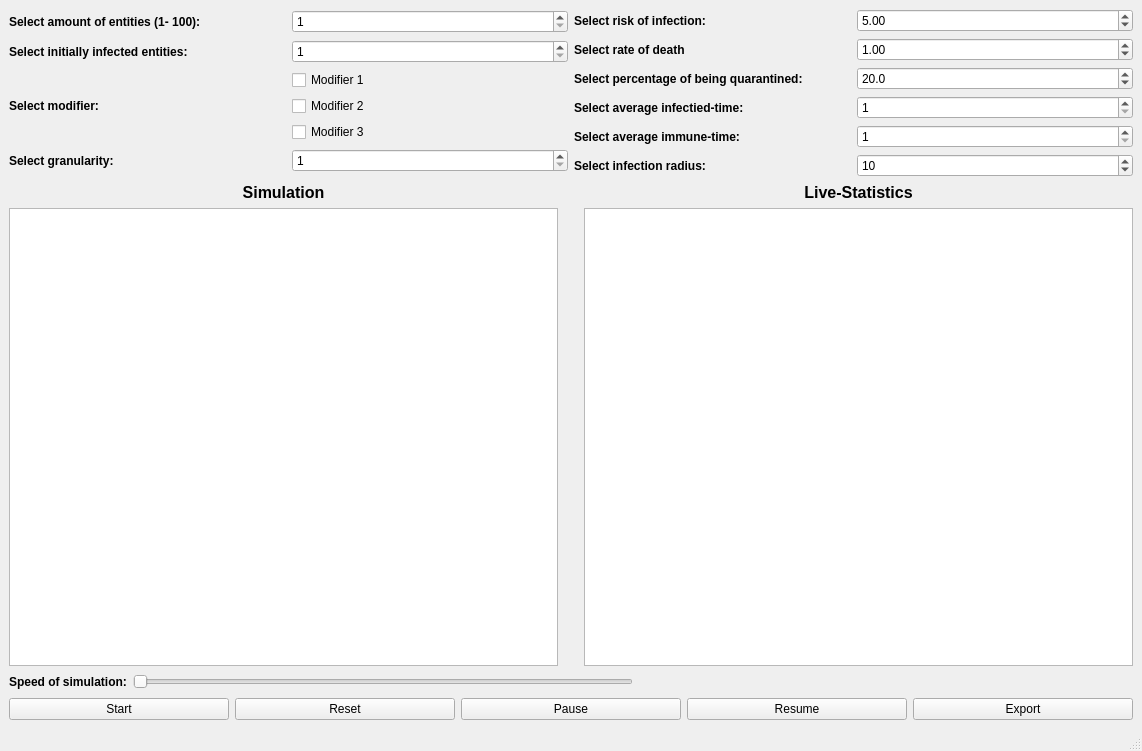
The window that resources/mainwindow.ui (JonasAdler/pandemic_simulator) describes before a commit, drawn with Qt 5.
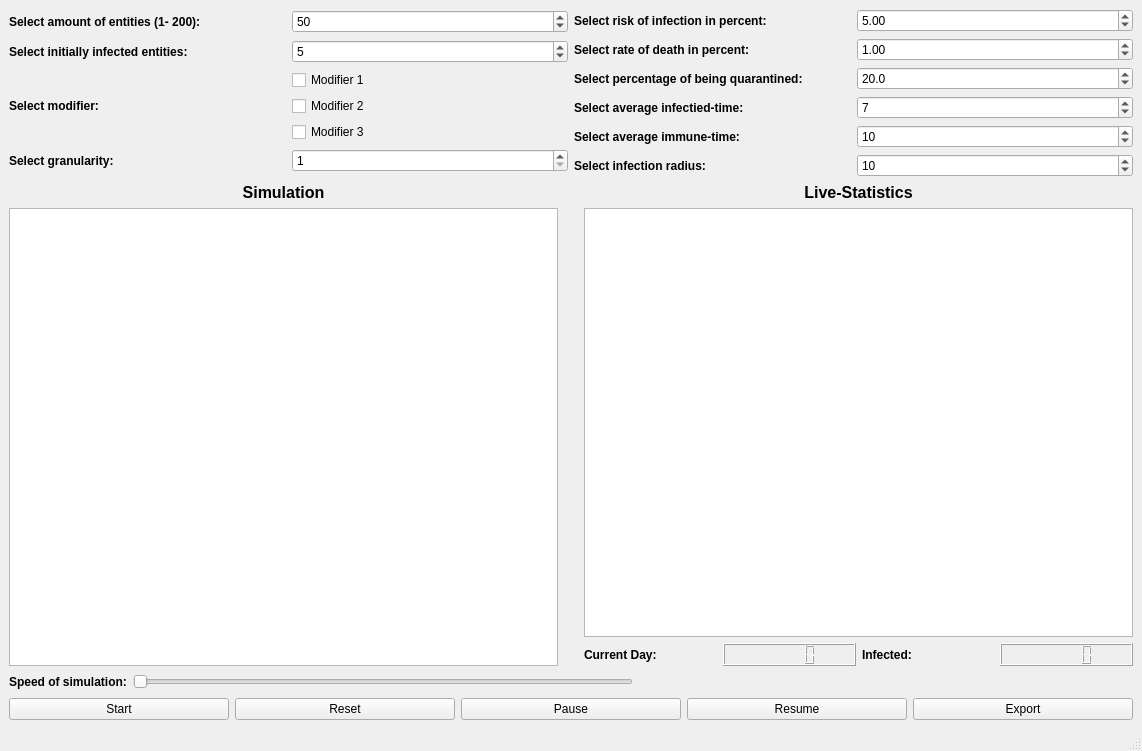
The same window after the commit.

Commit message:
Amount of particles and initially infected particles are changeable, risk of infection is interchangeable
Minor bug fixes

The edit to the form file:
```diff
--- a/resources/mainwindow.ui
+++ b/resources/mainwindow.ui
@@ -32,7 +32,7 @@
                </font>
               </property>
               <property name="text">
-               <string>Select amount of entities (1- 100): </string>
+               <string>Select amount of entities (1- 200): </string>
               </property>
              </widget>
             </item>
@@ -42,7 +42,10 @@
                <number>1</number>
               </property>
               <property name="maximum">
-               <number>100</number>
+               <number>200</number>
+              </property>
+              <property name="value">
+               <number>50</number>
               </property>
               <property name="displayIntegerBase">
                <number>10</number>
@@ -72,7 +75,10 @@
                <number>1</number>
               </property>
               <property name="maximum">
-               <number>100</number>
+               <number>200</number>
+              </property>
+              <property name="value">
+               <number>5</number>
               </property>
              </widget>
             </item>
@@ -170,7 +176,7 @@
                </font>
               </property>
               <property name="text">
-               <string>Select risk of infection: </string>
+               <string>Select risk of infection in percent: </string>
               </property>
              </widget>
             </item>
@@ -200,7 +206,7 @@
                </font>
               </property>
               <property name="text">
-               <string>Select rate of death</string>
+               <string>Select rate of death in percent:</string>
               </property>
              </widget>
             </item>
@@ -272,6 +278,9 @@
               <property name="maximum">
                <number>60</number>
               </property>
+              <property name="value">
+               <number>7</number>
+              </property>
              </widget>
             </item>
            </layout>
@@ -299,6 +308,9 @@
               <property name="maximum">
                <number>999</number>
               </property>
+              <property name="value">
+               <number>10</number>
+              </property>
              </widget>
             </item>
            </layout>
@@ -394,6 +406,62 @@
           <item>
            <widget class="QGraphicsView" name="graphicsView_3"/>
           </item>
+          <item>
+           <layout class="QHBoxLayout" name="horizontalLayout_12">
+            <item>
+             <widget class="QLabel" name="label_13">
+              <property name="font">
+               <font>
+                <weight>75</weight>
+                <bold>true</bold>
+               </font>
+              </property>
+              <property name="text">
+               <string>Current Day:</string>
+              </property>
+             </widget>
+            </item>
+            <item>
+             <widget class="QLCDNumber" name="daysPassedLCD">
+              <property name="font">
+               <font>
+                <pointsize>8</pointsize>
+                <weight>50</weight>
+                <bold>false</bold>
+               </font>
+              </property>
+              <property name="lineWidth">
+               <number>1</number>
+              </property>
+              <property name="midLineWidth">
+               <number>0</number>
+              </property>
+              <property name="smallDecimalPoint">
+               <bool>false</bool>
+              </property>
+              <property name="segmentStyle">
+               <enum>QLCDNumber::Filled</enum>
+              </property>
+             </widget>
+            </item>
+            <item>
+             <widget class="QLabel" name="label_14">
+              <property name="font">
+               <font>
+                <weight>75</weight>
+                <bold>true</bold>
+               </font>
+              </property>
+              <property name="text">
+               <string>Infected:</string>
+              </property>
+             </widget>
+            </item>
+            <item>
+             <widget class="QLCDNumber" name="percentageInfectedLCD"/>
+            </item>
+           </layout>
+          </item>
          </layout>
         </item>
        </layout>
```
Left out of the diff: 2 changed lines with no effect on the pictures. The commit also changes 4 other files.
